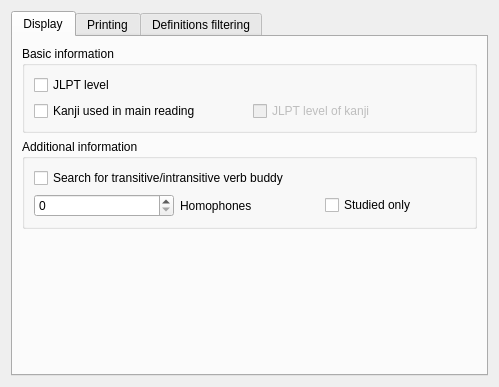
First picture: the form in src/gui/jmdict/JMdictPreferences.ui, repository Gnurou/tagainijisho, before the edit.
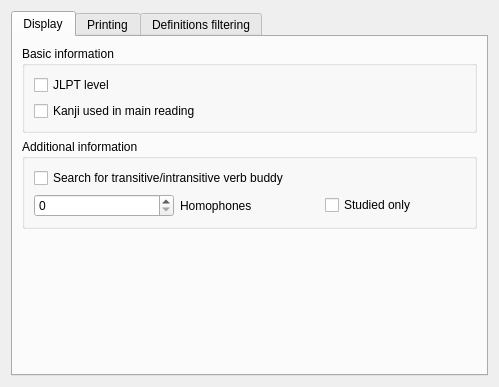
Second picture: the form after the edit. Icons and pictures are not drawn.

Commit message: JLPT level can now be displayed on all short descriptions

Patch:
```diff
--- a/src/gui/jmdict/JMdictPreferences.ui
+++ b/src/gui/jmdict/JMdictPreferences.ui
@@ -44,16 +44,6 @@
             </property>
            </widget>
           </item>
-          <item row="1" column="1">
-           <widget class="QCheckBox" name="showKanjisJLPT">
-            <property name="enabled">
-             <bool>false</bool>
-            </property>
-            <property name="text">
-             <string>JLPT level of kanji</string>
-            </property>
-           </widget>
-          </item>
          </layout>
         </widget>
        </item>
```
Left out of the diff: 23 changed lines with no effect on the pictures. The commit also changes 9 other files.
